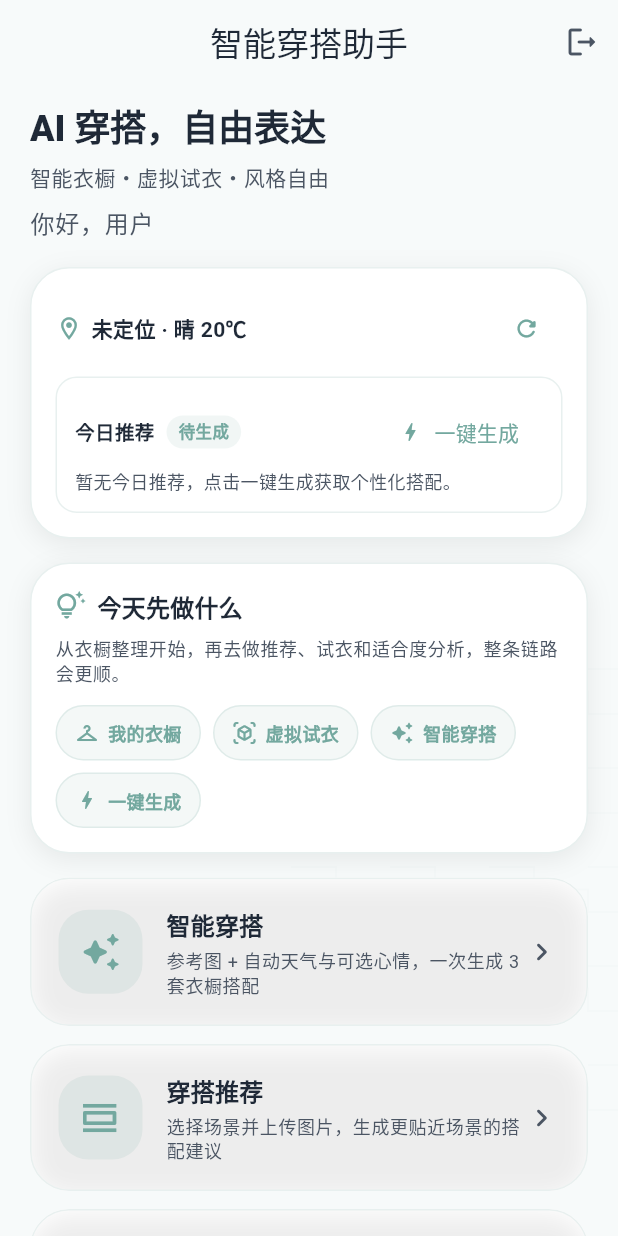
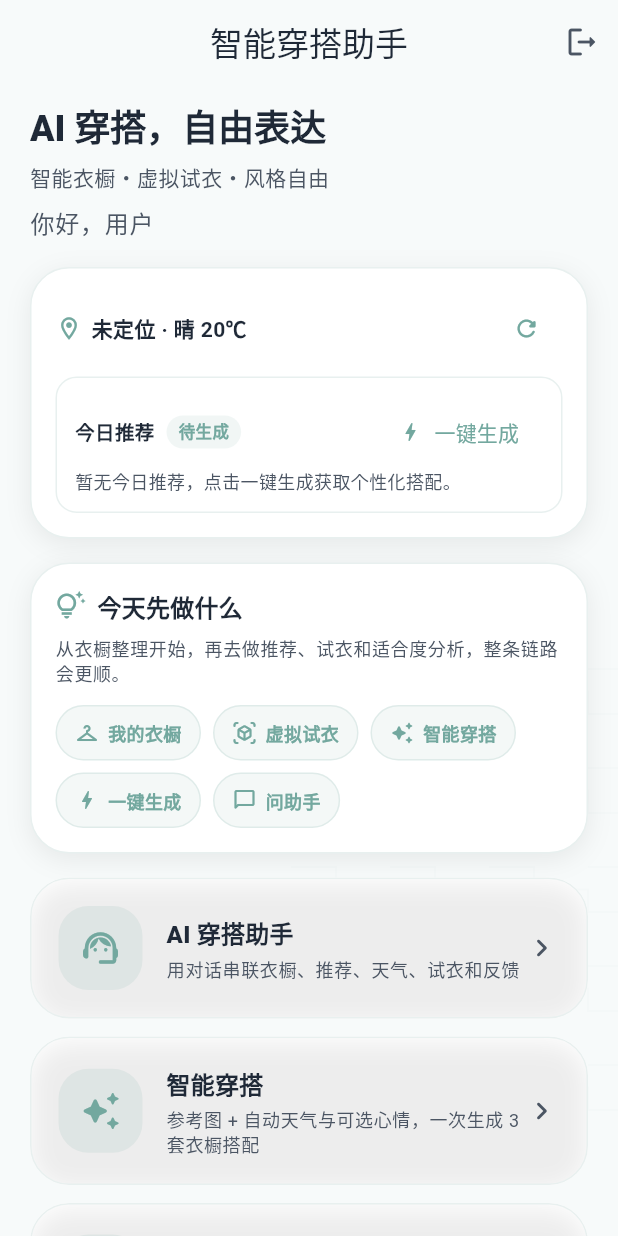
Before and after one commit to fyw276/basketball-kaggle-project, a Flutter app: the AppHomeScreen screen opened by its route, after a tap on the "refresh" icon, on a phone screen of 412 x 824 dp. Run offline on Flutter 3.47's test engine with Material 3 defaults, Android fonts, the phone set to English and light mode, and no system bars; our stand-ins replace geolocator, go_router, image_picker, shared_preferences; missing offline and left inert: city_pickers; accounts and stored records are empty.

Commit message:
feat: expose agent assistant on home

```diff
--- a/mobile/lib/features/home/screens/app_home_screen.dart
+++ b/mobile/lib/features/home/screens/app_home_screen.dart
@@ -18,6 +18,7 @@ import '../../analysis/screens/smart_outfit_screen.dart';
 import '../../analysis/screens/similarity_analysis_screen.dart';
 import '../../analysis/screens/suitability_analysis_screen.dart';
 import '../../analysis/screens/virtual_tryon_screen.dart';
+import '../../agent/screens/agent_chat_screen.dart';
 import '../../wardrobe/screens/wardrobe_screen.dart';
 
 /// 主页：功能入口列表；配色随全局性别表达指数；底部滑块仅在 Shell 中展示。
@@ -51,6 +52,9 @@ class _AppHomeScreenState extends State<AppHomeScreen> {
 
   Future<void> _loadHomeCards() async {
     if (!mounted) return;
+    final auth = context.read<AuthProvider>();
+    final apiClient = auth.apiClient;
+    final isAuthenticated = auth.isAuthenticated;
     setState(() => _homeLoading = true);
     try {
       final prefs = await SharedPreferences.getInstance();
@@ -79,11 +83,9 @@ class _AppHomeScreenState extends State<AppHomeScreen> {
         }
       }
 
-      final auth = context.read<AuthProvider>();
       final weatherQuery = city.trim().isNotEmpty ? city.trim() : fullAddress;
-      if (auth.isAuthenticated && weatherQuery.isNotEmpty) {
-        final live =
-            await auth.apiClient.getSmartOutfitWeatherByCity(weatherQuery);
+      if (isAuthenticated && weatherQuery.isNotEmpty) {
+        final live = await apiClient.getSmartOutfitWeatherByCity(weatherQuery);
         if (live['error'] == null) {
           city = (live['city']?.toString().trim().isNotEmpty ?? false)
               ? live['city'].toString().trim()
@@ -311,12 +313,27 @@ class _AppHomeScreenState extends State<AppHomeScreen> {
                             const SmartOutfitScreen(autoPickAndGenerate: true),
                           ),
                         ),
+                        _QuickActionChip(
+                          palette: palette,
+                          icon: Icons.chat_bubble_outline_rounded,
+                          label: '问助手',
+                          onTap: () => _push(context, const AgentChatScreen()),
+                        ),
                       ],
                     ),
                   ],
                 ),
               ),
               const SizedBox(height: 16),
+              _HomeRow(
+                palette: palette,
+                radius: _radius,
+                icon: Icons.support_agent_rounded,
+                title: 'AI 穿搭助手',
+                subtitle: '用对话串联衣橱、推荐、天气、试衣和反馈',
+                onTap: () => _push(context, const AgentChatScreen()),
+              ),
+              const SizedBox(height: 12),
               _HomeRow(
                 palette: palette,
                 radius: _radius,
```
